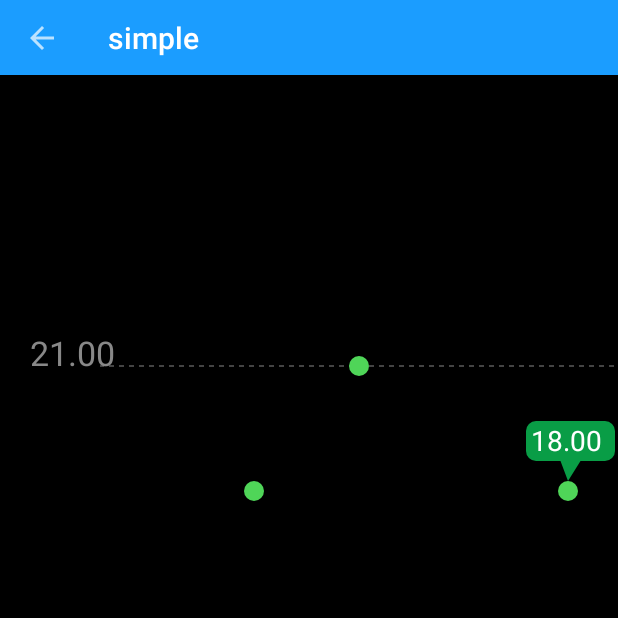
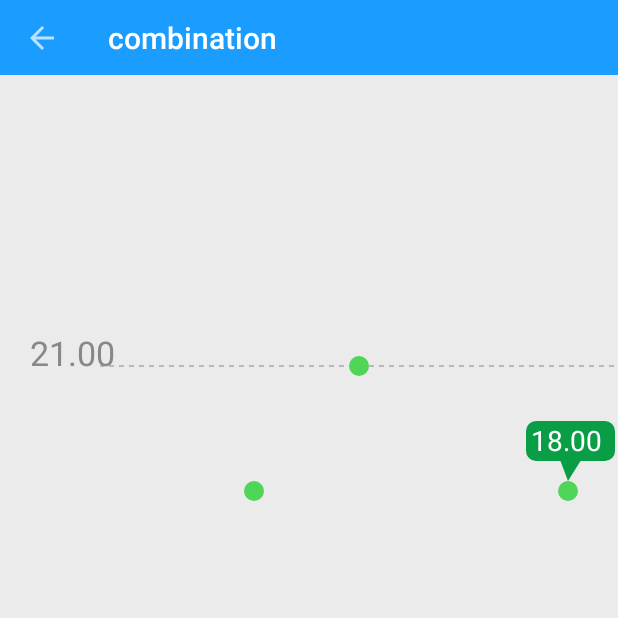
Before and after one commit to yocn/combination, an Android app: the screen it shows after launch (ChartViewAct), after a tap on "ChartView", on a phone screen of 412 x 824 dp, the top half of it. Run offline under Robolectric (Android 15) with nearby library versions, the phone set to English and light mode, and no system bars.

```diff
--- a/app/src/main/java/yocn/com/collection/MainActivity.java
+++ b/app/src/main/java/yocn/com/collection/MainActivity.java
@@ -42,7 +42,6 @@ public class MainActivity extends BaseActivity {
         super.onCreate(savedInstanceState);
         mMainActivity = this;
         View view = getLayoutInflater().inflate(R.layout.activity_main, null);
-
         setContentView(view);
         initView();
         initDrawerLayout();
--- /dev/null
+++ b/app/src/main/java/yocn/com/collection/WelcomeActivity.java
@@ -0,0 +1,69 @@
+package yocn.com.collection;
+
+import android.annotation.SuppressLint;
+import android.app.Activity;
+import android.content.Intent;
+import android.os.Bundle;
+import android.os.Handler;
+
+import yocn.com.collection.utils.SharedPreferencesUtil;
+
+public class WelcomeActivity extends Activity {
+    boolean isFirstIn = false;
+    private long SPLASH_DELAY_MILLIS = 1000;
+
+    private SharedPreferencesUtil mSpUtil;
+
+    public static final int APP_NOW_START = 1001;
+    public static final int APP_DELAY_START = 1002;
+    public static final int SWITCH_DUIDEACTIVITY = 1003;
+    public static boolean isFirstRun;
+
+    @SuppressLint("NewApi")
+    @Override
+    protected void onCreate(Bundle savedInstanceState) {
+        super.onCreate(savedInstanceState);
+        setContentView(getLayoutInflater().inflate(R.layout.activity_welcome, null));
+        mSpUtil = new SharedPreferencesUtil(this, "setting");
+        isFirstRun = mSpUtil.getBoolean("isFirstRun", true);
+//        if (isFirstRun) {
+        // 第一次进入
+        mHandler.sendEmptyMessageDelayed(SWITCH_DUIDEACTIVITY, 0);
+//        }
+    }
+
+    private Handler mHandler = new Handler() {
+        public void handleMessage(android.os.Message msg) {
+            switch (msg.what) {
+                case SWITCH_DUIDEACTIVITY:
+                    mSpUtil.saveBoolean("isFirstRun", false);
+//                    Intent intent = new Intent(WelcomeActivity.this, ViewPagerActivity.class);
+//                    startActivity(intent);
+//                    WelcomeActivity.this.finish();
+//                    overridePendingTransition(R.anim.slide_out_left, R.anim.slide_out_left);
+                    goHome();
+                    break;
+                case APP_NOW_START:
+                    goHome();
+                    break;
+            }
+        }
+
+        ;
+    };
+
+    /**
+     * 去首页
+     */
+    private void goHome() {
+        Intent intent = new Intent(WelcomeActivity.this, MainActivity.class);
+        startActivity(intent);
+        overridePendingTransition(R.anim.anim_in, R.anim.anim_out);
+        this.finish();
+    }
+
+    // 欢迎页面禁用back键
+    @Override
+    public void onBackPressed() {
+    }
+}
--- /dev/null
+++ b/app/src/main/java/yocn/com/collection/utils/SharedPreferencesUtil.java
@@ -0,0 +1,163 @@
+package yocn.com.collection.utils;
+
+import android.content.Context;
+import android.content.SharedPreferences;
+import android.content.SharedPreferences.Editor;
+
+import org.json.JSONObject;
+
+import java.util.HashMap;
+
+public class SharedPreferencesUtil {
+    private static SharedPreferencesUtil instance;
+    private SharedPreferences sp;
+    private Editor editor;
+    private static final String name = "duole_setting_data";
+    private static final int mode = Context.MODE_PRIVATE;
+
+    /**
+     * 这个构造函数默认名为"duole_setting_data"
+     *
+     * @param context
+     */
+    public SharedPreferencesUtil(Context context) {
+        this.sp = context.getSharedPreferences(name, mode);
+        this.editor = sp.edit();
+    }
+
+    public SharedPreferencesUtil(Context context, String name) {
+        this.sp = context.getSharedPreferences(name, mode);
+        this.editor = sp.edit();
+    }
+
+    /**
+     * 用这个方法默认为“ting_data”
+     *
+     * @param context
+     * @return
+     */
+    public synchronized static SharedPreferencesUtil getInstance(Context context) {
+        if (instance == null) {
+            instance = new SharedPreferencesUtil(context.getApplicationContext(), "ting_data");
+        }
+        return instance;
+    }
+
+    /**
+     * @param context
+     * @param name
+     * @return
+     */
+    public synchronized static SharedPreferencesUtil getInstance(Context context, String name) {
+        if (instance == null) {
+            instance = new SharedPreferencesUtil(context.getApplicationContext(), name);
+        }
+        return instance;
+    }
+
+    /**
+     * 创建一个工具类，默认打开名字为name的SharedPreferences实例
+     *
+     * @param context
+     * @param name    唯一标识
+     * @param mode    权限标识
+     */
+    public SharedPreferencesUtil(Context context, String name, int mode) {
+
+        this.sp = context.getSharedPreferences(name, mode);
+        this.editor = sp.edit();
+    }
+
+    public boolean contains(String paramString) {
+        return this.sp.contains(paramString);
+    }
+
+    public boolean getBoolean(String paramString) {
+        synchronized (this.sp) {
+            boolean bool = this.sp.getBoolean(paramString, false);
+            return bool;
+        }
+    }
+
+    public boolean getBoolean(String paramString, boolean paramBoolean) {
+        synchronized (this.sp) {
+            boolean bool = this.sp.getBoolean(paramString, paramBoolean);
+            return bool;
+        }
+    }
+
+    public int getInt(String paramString, int paramInt) {
+        synchronized (this.sp) {
+            int i = this.sp.getInt(paramString, paramInt);
+            return i;
+        }
+    }
+
+    public long getLong(String paramString) {
+        synchronized (this.sp) {
+            long l = this.sp.getLong(paramString, -1L);
+            return l;
+        }
+    }
+
+    public String getString(String paramString) {
+        synchronized (this.sp) {
+            String str = this.sp.getString(paramString, "");
+            return str;
+        }
+    }
+
+    public void removeByKey(String paramString) {
+        this.sp.edit().remove(paramString).commit();
+    }
+
+    public void saveBoolean(String paramString, boolean paramBoolean) {
+        synchronized (this.sp) {
+            this.sp.edit().putBoolean(paramString, paramBoolean).commit();
+            return;
+        }
+    }
+
+    public void saveHashMap(String paramString, HashMap<String, String> paramHashMap) {
+        JSONObject localJSONObject = new JSONObject(paramHashMap);
+        synchronized (this.sp) {
+            this.sp.edit().putString(paramString, localJSONObject.toString()).commit();
+            return;
+        }
+    }
+
+    public void saveInt(String paramString, int paramInt) {
+        synchronized (this.sp) {
+            this.sp.edit().putInt(paramString, paramInt).commit();
+            return;
+        }
+    }
+
+    public void saveLong(String paramString, long paramLong) {
+        synchronized (this.sp) {
+            this.sp.edit().putLong(paramString, paramLong).commit();
+            return;
+        }
+    }
+
+    public void saveString(String key, String value) {
+        synchronized (this.sp) {
+            this.sp.edit().putString(key, value).commit();
+            return;
+        }
+    }
+
+    /**
+     * 使用SharedPreferences保存对象类型的数据 先将对象类型转化为二进制数据，然后用特定的字符集编码成字符串进行保存
+     *
+     * @param object
+     * 要保存的对象
+     * @param context
+     * @param shaPreName
+     * 保存的文件名
+     */
+
+    private static final String SAVETAG = "bind";
+
+
+}
--- /dev/null
+++ b/app/src/main/res/anim/anim_in.xml
@@ -0,0 +1,7 @@
+<?xml version="1.0" encoding="utf-8"?>
+<set xmlns:android="http://schemas.android.com/apk/res/android">
+    <translate
+        android:duration="10"
+        android:fromXDelta="100.0%p"
+        android:toXDelta="0.0%p" />
+</set>
--- /dev/null
+++ b/app/src/main/res/anim/anim_out.xml
@@ -0,0 +1,7 @@
+<?xml version="1.0" encoding="utf-8"?>
+<set xmlns:android="http://schemas.android.com/apk/res/android">
+    <translate
+        android:duration="10"
+        android:fromXDelta="0.0%p"
+        android:toXDelta="100.0%p" />
+</set>
--- a/app/src/main/res/layout/activity_bar_chart.xml
+++ b/app/src/main/res/layout/activity_bar_chart.xml
@@ -19,7 +19,8 @@
         <RelativeLayout
             android:id="@+id/main_layout"
             android:layout_width="fill_parent"
-            android:layout_height="fill_parent">
+            android:layout_height="fill_parent"
+            android:background="@color/grey">
 
             <include
                 android:id="@+id/toolbar"
--- a/app/src/main/res/layout/activity_chart.xml
+++ b/app/src/main/res/layout/activity_chart.xml
@@ -19,7 +19,8 @@
         <RelativeLayout
             android:id="@+id/main_layout"
             android:layout_width="fill_parent"
-            android:layout_height="fill_parent">
+            android:layout_height="fill_parent"
+            android:background="@color/grey">
 
             <include
                 android:id="@+id/toolbar"
--- a/app/src/main/res/layout/activity_parabola.xml
+++ b/app/src/main/res/layout/activity_parabola.xml
@@ -20,7 +20,8 @@
         <RelativeLayout
             android:id="@+id/main_layout"
             android:layout_width="fill_parent"
-            android:layout_height="fill_parent">
+            android:layout_height="fill_parent"
+            android:background="@color/grey">
 
             <include
                 android:id="@+id/toolbar"
--- a/app/src/main/res/layout/activity_recycle_view.xml
+++ b/app/src/main/res/layout/activity_recycle_view.xml
@@ -20,7 +20,8 @@
         <RelativeLayout
             android:id="@+id/main_layout"
             android:layout_width="fill_parent"
-            android:layout_height="fill_parent">
+            android:layout_height="fill_parent"
+            android:background="@color/grey">
 
             <include
                 android:id="@+id/toolbar"
--- a/app/src/main/res/layout/activity_setting.xml
+++ b/app/src/main/res/layout/activity_setting.xml
@@ -20,7 +20,8 @@
         <RelativeLayout
             android:id="@+id/main_layout"
             android:layout_width="fill_parent"
-            android:layout_height="fill_parent">
+            android:layout_height="fill_parent"
+            android:background="@color/grey">
 
             <include
                 android:id="@+id/toolbar"
--- a/app/src/main/res/values/strings.xml
+++ b/app/src/main/res/values/strings.xml
@@ -1,10 +1,12 @@
 <?xml version="1.0" encoding="utf-8"?>
 <resources>
 
-    <string name="main_content" ></string>
-    <string name="app_name">simple</string>
+    <string name="app_name">combination</string>
     <string name="hello_world">Hello world!</string>
     <string name="action_settings">Settings</string>
     <string name="title_activity_path">PathActivity</string>
-
+    <!-- ids -->
+    <string name="main_content" type="id" />
+    <string name="real_content" type="id"/>
+    <string name="slide_view" type="id"/>
 </resources>
--- a/app/src/main/res/values/styles.xml
+++ b/app/src/main/res/values/styles.xml
@@ -14,14 +14,15 @@
     </style>
 
     <style name="AppTheme.Base" parent="Theme.AppCompat">
+        <item name="android:windowBackground">@android:color/transparent</item>
+        <item name="android:windowIsTranslucent">true</item>
+        <!--<item name="android:windowAnimationStyle">@style/Animation</item>-->
         <item name="windowActionBar">false</item>
         <item name="windowNoTitle">true</item>
         <!-- Actionbar color -->
         <item name="colorPrimary">@color/blue_theme</item>
         <!--Status bar color-->
         <item name="colorPrimaryDark">@color/blue_theme</item>
-        <!--Window color-->
-        <item name="android:windowBackground">@color/dim_foreground_material_dark</item>
         <!--返回键样式-->
         <item name="drawerArrowStyle">@style/AppTheme.DrawerArrowToggle</item>
 
@@ -43,10 +44,10 @@
         <!-- All customizations that are NOT specific to a particular API-level can go here. -->
     </style>
 
-    <style name="Transparent" parent="@android:style/Theme">
+    <style name="Transparent" parent="AppTheme.Base">
         <item name="android:windowBackground">@android:color/transparent</item>
         <item name="android:windowNoTitle">true</item>
         <item name="android:windowIsTranslucent">true</item>
-
+        <item name="android:windowAnimationStyle">@android:style/Animation.Translucent</item>
     </style>
 </resources>
```
Also changed, not shown: app/src/main/AndroidManifest.xml (+9 -2 lines), app/src/main/res/layout/activity_ripple_view.xml (+4 -4 lines), app/src/main/res/layout/activity_welcome.xml (added, +9 -0 lines).
